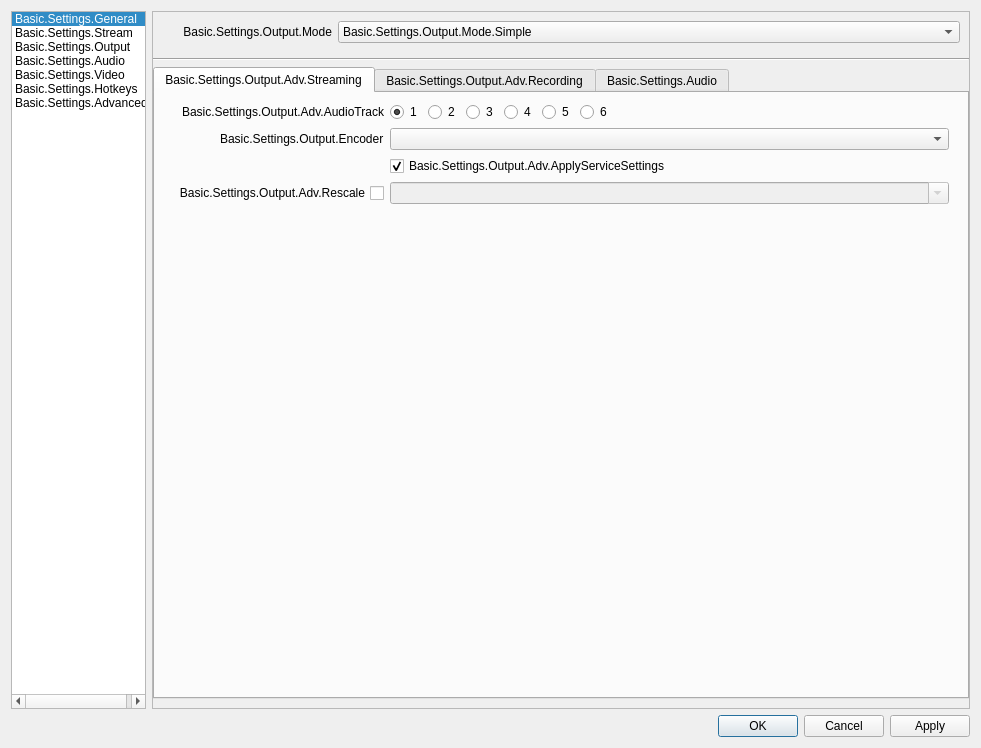
Above: UI/forms/OBSBasicSettings.ui from GameKyuubi/obs-studio before the change. Below: the same form after it.
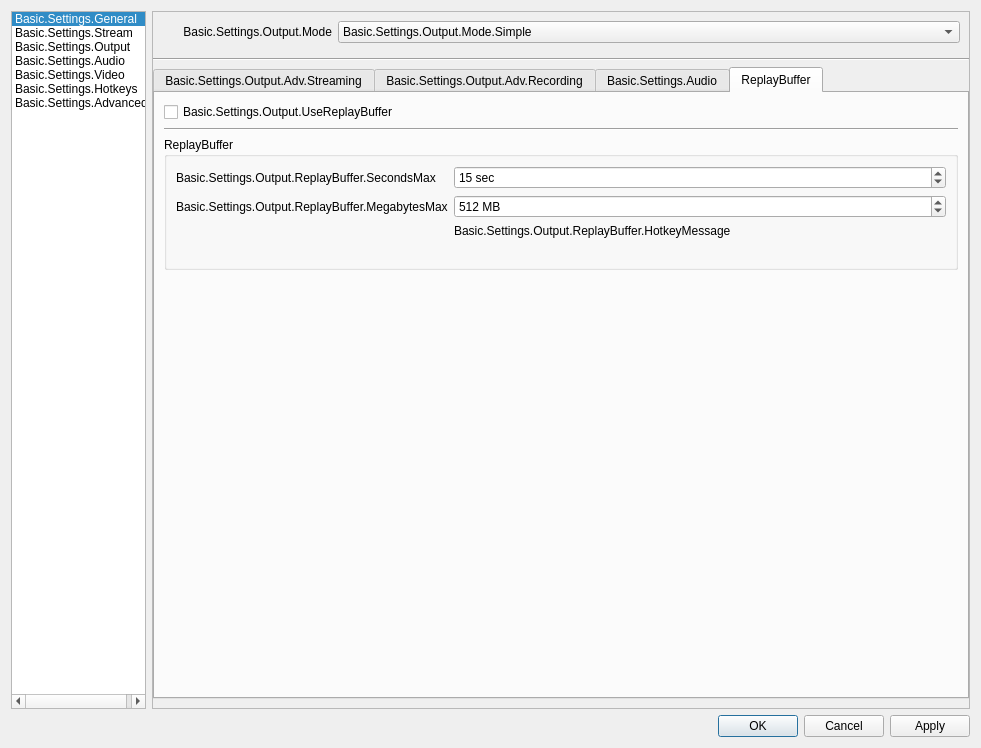
That is the form after the change. The open tabs and pages were chosen to show the change. Icons and pictures are not drawn.

Commit message:
UI: Enable Replay Buffer in Advanced Mode
Replay buffer is currently only supported in simple mode.  This change
adds support to advanced mode and is, for the most part, a mirror of the
addition of replay buffer to simple mode.

Mantis-bug: https://obsproject.com/mantis/view.php?id=792

Closes jp9000/obs-studio#1019

The edit to the form file:
```diff
--- a/UI/forms/OBSBasicSettings.ui
+++ b/UI/forms/OBSBasicSettings.ui
@@ -2987,6 +2987,121 @@
                  </item>
                 </layout>
                </widget>
+                   <widget class="QWidget" name="advOutputReplayTab">
+                    <attribute name="title">
+                     <string>ReplayBuffer</string>
+                    </attribute>
+                    <layout class="QVBoxLayout" name="verticalLayout_22">
+                     <item>
+                      <widget class="QCheckBox" name="advReplayBuf">
+                       <property name="text">
+                        <string>Basic.Settings.Output.UseReplayBuffer</string>
+                       </property>
+                      </widget>
+                     </item>
+                     <item>
+                      <widget class="Line" name="line_4">
+                       <property name="orientation">
+                        <enum>Qt::Horizontal</enum>
+                       </property>
+                      </widget>
+                     </item>
+                     <item>
+                      <widget class="QGroupBox" name="advReplayBufferGroupBox">
+                       <property name="sizePolicy">
+                        <sizepolicy hsizetype="Preferred" vsizetype="Maximum">
+                         <horstretch>0</horstretch>
+                         <verstretch>0</verstretch>
+                        </sizepolicy>
+                       </property>
+                       <property name="title">
+                        <string>ReplayBuffer</string>
+                       </property>
+                       <property name="flat">
+                        <bool>false</bool>
+                       </property>
+                       <property name="checkable">
+                        <bool>false</bool>
+                       </property>
+                       <layout class="QFormLayout" name="formLayout_30">
+                        <item row="0" column="0">
+                         <widget class="QLabel" name="advRBSecMaxLabel">
+                          <property name="text">
+                           <string>Basic.Settings.Output.ReplayBuffer.SecondsMax</string>
+                          </property>
+                         </widget>
+                        </item>
+                        <item row="0" column="1">
+                         <widget class="QSpinBox" name="advRBSecMax">
+                          <property name="suffix">
+                           <string notr="true"> sec</string>
+                          </property>
+                          <property name="minimum">
+                           <number>5</number>
+                          </property>
+                          <property name="maximum">
+                           <number>21600</number>
+                          </property>
+                          <property name="value">
+                           <number>15</number>
+                          </property>
+                         </widget>
+                        </item>
+                        <item row="2" column="1">
+                         <widget class="QLabel" name="advRBHotkeyLabel">
+                          <property name="text">
+                           <string>Basic.Settings.Output.ReplayBuffer.HotkeyMessage</string>
+                          </property>
+                         </widget>
+                        </item>
+                        <item row="3" column="1">
+                         <widget class="QLabel" name="advRBEstimate">
+                          <property name="text">
+                           <string notr="true"/>
+                          </property>
+                         </widget>
+                        </item>
+                        <item row="1" column="1">
+                         <widget class="QSpinBox" name="advRBMegsMax">
+                          <property name="suffix">
+                           <string> MB</string>
+                          </property>
+                          <property name="minimum">
+                           <number>20</number>
+                          </property>
+                          <property name="maximum">
+                           <number>8192</number>
+                          </property>
+                          <property name="value">
+                           <number>512</number>
+                          </property>
+                         </widget>
+                        </item>
+                        <item row="1" column="0">
+                         <widget class="QLabel" name="advRBMegsMaxLabel">
+                          <property name="text">
+                           <string>Basic.Settings.Output.ReplayBuffer.MegabytesMax</string>
+                          </property>
+                         </widget>
+                        </item>
+                       </layout>
+                      </widget>
+                     </item>
+                     <item>
+                      <spacer name="verticalSpacer">
+                       <property name="orientation">
+                        <enum>Qt::Vertical</enum>
+                       </property>
+                       <property name="sizeHint" stdset="0">
+                        <size>
+                         <width>20</width>
+                         <height>40</height>
+                        </size>
+                       </property>
+                      </spacer>
+                     </item>
+                    </layout>
+                   </widget>
               </widget>
              </item>
             </layout>
```
Left out of the diff: 8 changed lines with no effect on the pictures. Lines whose indentation alone changed are shown as unchanged. The commit also changes 4 other files.
